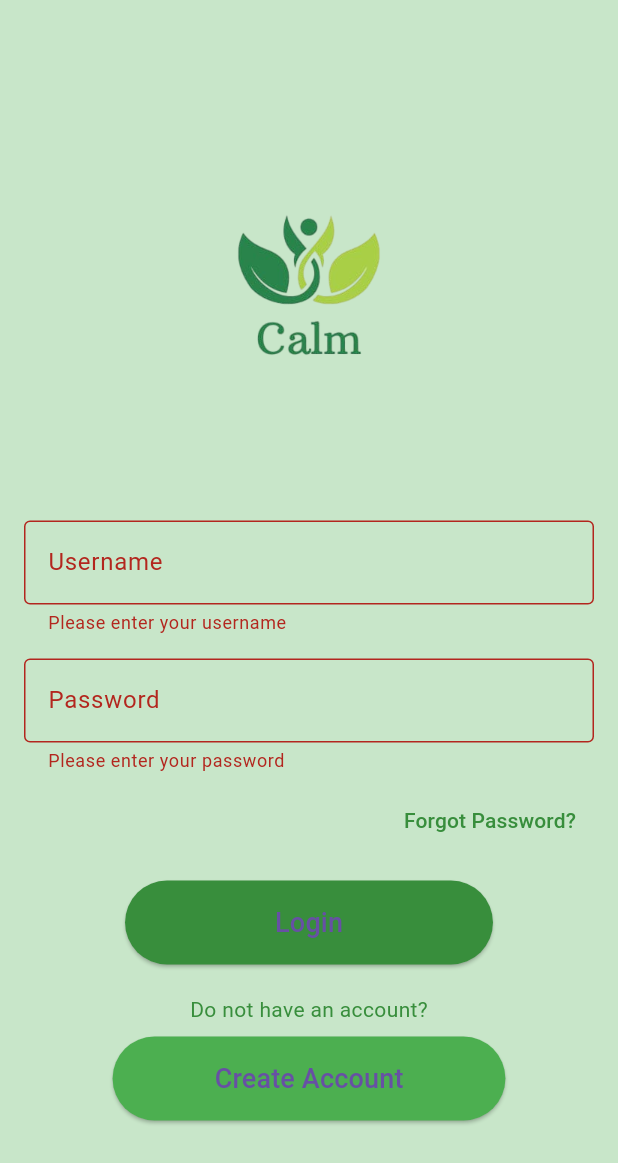
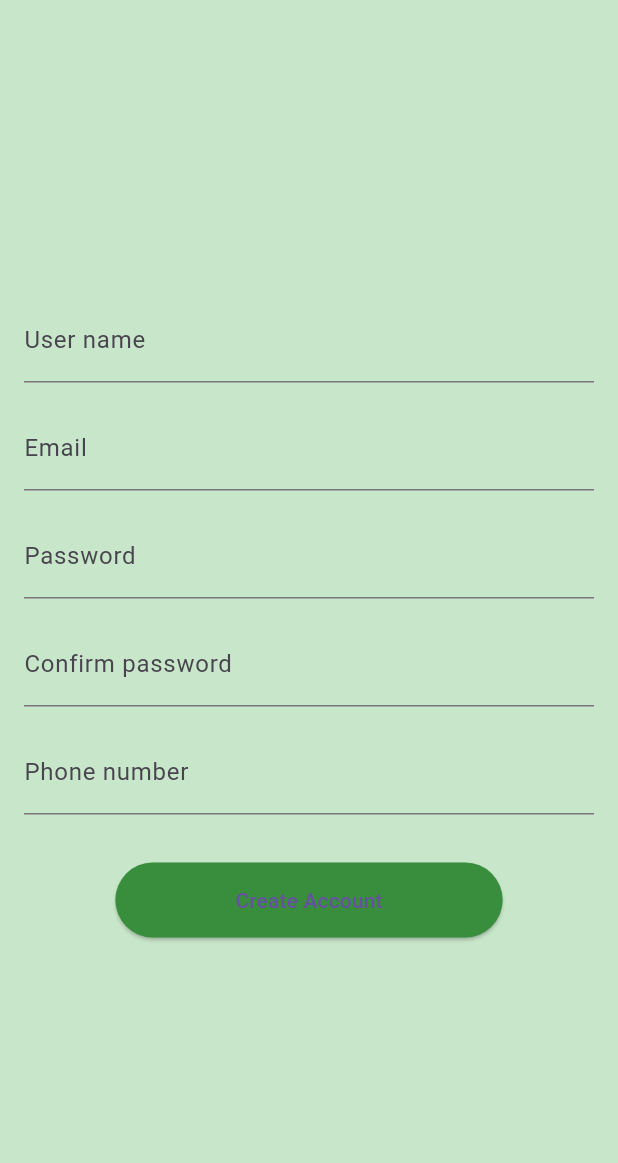
Before and after one commit to Kasun3865/Project2, a Flutter app: the screen it shows after launch, after a tap on "Login", after a tap on "Create Account", on a phone screen of 412 x 824 dp. Shown: the top 1163 px of the screen. Run offline on Flutter 3.47's test engine with Material 3 defaults, Android fonts, the phone set to English and light mode, and no system bars; our stand-ins replace firebase_auth, firebase_core; accounts and stored records are empty.

Commit message:
Create 1,2,3 figers

```diff
--- /dev/null
+++ b/project3/lib/login_screen.dart
@@ -0,0 +1 @@
+// TODO Implement this library.
--- a/project3/lib/main.dart
+++ b/project3/lib/main.dart
@@ -1,7 +1,11 @@
 import 'package:flutter/material.dart';
-import 'screens/login_screen.dart';
+import 'package:firebase_core/firebase_core.dart';
+import 'package:project3/screens/login_screen.dart';
+// You will create this later
 
-void main() {
+void main() async {
+  WidgetsFlutterBinding.ensureInitialized();
+  await Firebase.initializeApp();
   runApp(CalmApp());
 }
 
@@ -11,7 +15,7 @@ class CalmApp extends StatelessWidget {
     return MaterialApp(
       title: 'Calm Mental Health App',
       theme: ThemeData(
-        primarySwatch: Colors.blue,
+        primarySwatch: Colors.green,
       ),
       home: LoginScreen(),
     );
--- a/project3/lib/screens/login_screen.dart
+++ b/project3/lib/screens/login_screen.dart
@@ -1,4 +1,7 @@
 import 'package:flutter/material.dart';
+import 'signup_screen.dart'; // You will create this next
+import 'loading_screen.dart'; // You will create this later
+import 'package:firebase_auth/firebase_auth.dart';
 
 class LoginScreen extends StatefulWidget {
   @override
@@ -6,11 +9,30 @@ class LoginScreen extends StatefulWidget {
 }
 
 class _LoginScreenState extends State<LoginScreen> {
+  final _auth = FirebaseAuth.instance;
   final _formKey = GlobalKey<FormState>();
-  // ignore: unused_field
   String _email = '';
-  // ignore: unused_field
   String _password = '';
+
+  void _tryLogin() async {
+    if (_formKey.currentState!.validate()) {
+      _formKey.currentState!.save();
+      try {
+        UserCredential userCredential = await _auth.signInWithEmailAndPassword(
+          email: _email,
+          password: _password,
+        );
+        if (userCredential.user != null) {
+          Navigator.pushReplacement(
+            context,
+            MaterialPageRoute(builder: (context) => LoadingScreen()),
+          );
+        }
+      } catch (e) {
+        print(e);
+      }
+    }
+  }
 
   @override
   Widget build(BuildContext context) {
@@ -19,28 +41,17 @@ class _LoginScreenState extends State<LoginScreen> {
       body: Padding(
         padding: const EdgeInsets.all(16.0),
         child: Center(
-          child: SingleChildScrollView(
+          child: Form(
+            key: _formKey,
             child: Column(
               mainAxisAlignment: MainAxisAlignment.center,
               children: [
-                Image.asset(
-                  'assets/logo.png', // Make sure to add your logo in assets
-                  height: 250,
-                ),
-                SizedBox(height: 20),
-                Form(
-                  key: _formKey,
-                  child: Column(
-                    children: [
                 TextFormField(
-                        decoration: InputDecoration(
-                          labelText: 'Username',
-                          border: OutlineInputBorder(),
-                        ),
+                  decoration: InputDecoration(labelText: 'Username'),
                   keyboardType: TextInputType.emailAddress,
                   validator: (value) {
                     if (value!.isEmpty) {
-                            return 'Please enter your username';
+                      return 'Please enter your email';
                     }
                     return null;
                   },
@@ -50,10 +61,7 @@ class _LoginScreenState extends State<LoginScreen> {
                 ),
                 SizedBox(height: 16),
                 TextFormField(
-                        decoration: InputDecoration(
-                          labelText: 'Password',
-                          border: OutlineInputBorder(),
-                        ),
+                  decoration: InputDecoration(labelText: 'Password'),
                   obscureText: true,
                   validator: (value) {
                     if (value!.isEmpty) {
@@ -70,59 +78,48 @@ class _LoginScreenState extends State<LoginScreen> {
                   alignment: Alignment.centerRight,
                   child: TextButton(
                     onPressed: () {
-                            // Implement Forgot Password functionality
+                      // Navigate to forgot password screen (optional)
                     },
                     child: Text(
                       'Forgot Password?',
-                            style: TextStyle(
-                              color: Colors.green[700],
-                            ),
+                      style: TextStyle(color: Colors.green[700]),
                     ),
                   ),
                 ),
                 SizedBox(height: 16),
                 ElevatedButton(
-                        onPressed: _submit,
+                  onPressed: _tryLogin,
                   style: ElevatedButton.styleFrom(
-                          backgroundColor: Colors.green[700], // Button color
-                          padding: EdgeInsets.symmetric(
-                              horizontal: 100, vertical: 15),
+                    backgroundColor: Colors.green[700],
+                    padding:
+                        EdgeInsets.symmetric(horizontal: 100, vertical: 15),
                     shape: RoundedRectangleBorder(
                       borderRadius: BorderRadius.circular(30),
                     ),
                   ),
-                        child: Text(
-                          'Login',
-                          style: TextStyle(fontSize: 18),
-                        ),
+                  child: Text('Login'),
                 ),
                 SizedBox(height: 20),
                 Text(
                   'Do not have an account?',
-                        style: TextStyle(
-                          color: Colors.green[700],
-                        ),
+                  style: TextStyle(color: Colors.green[700]),
                 ),
                 SizedBox(height: 8),
                 ElevatedButton(
                   onPressed: () {
-                          // Navigate to Sign Up Screen
+                    Navigator.push(
+                      context,
+                      MaterialPageRoute(builder: (context) => SignUpScreen()),
+                    );
                   },
                   style: ElevatedButton.styleFrom(
-                          backgroundColor: Colors.green[500], // Button color
-                          padding: EdgeInsets.symmetric(
-                              horizontal: 68, vertical: 15),
+                    backgroundColor: Colors.green[500],
+                    padding: EdgeInsets.symmetric(horizontal: 80, vertical: 15),
                     shape: RoundedRectangleBorder(
                       borderRadius: BorderRadius.circular(30),
                     ),
                   ),
-                        child: Text(
-                          'Create Account',
-                          style: TextStyle(fontSize: 18),
-                        ),
-                      ),
-                    ],
-                  ),
+                  child: Text('Create Account'),
                 ),
               ],
             ),
@@ -131,11 +128,4 @@ class _LoginScreenState extends State<LoginScreen> {
       ),
     );
   }
-
-  void _submit() {
-    if (_formKey.currentState!.validate()) {
-      _formKey.currentState!.save();
-      // Implement the login functionality here
 }
-  }
-}
--- /dev/null
+++ b/project3/lib/screens/signup_screen.dart
@@ -0,0 +1,139 @@
+import 'package:flutter/material.dart';
+import 'package:firebase_auth/firebase_auth.dart';
+import 'package:project3/screens/login_screen.dart';
+
+class SignUpScreen extends StatefulWidget {
+  @override
+  _SignUpScreenState createState() => _SignUpScreenState();
+}
+
+class _SignUpScreenState extends State<SignUpScreen> {
+  final _auth = FirebaseAuth.instance;
+  final _formKey = GlobalKey<FormState>();
+  String _email = '';
+  String _password = '';
+  String _confirmPassword = '';
+  String _phoneNumber = '';
+
+  void _trySignUp() async {
+    if (_formKey.currentState!.validate()) {
+      _formKey.currentState!.save();
+      try {
+        if (_password == _confirmPassword) {
+          UserCredential userCredential =
+              await _auth.createUserWithEmailAndPassword(
+            email: _email,
+            password: _password,
+          );
+          if (userCredential.user != null) {
+            Navigator.pushReplacement(
+              context,
+              MaterialPageRoute(builder: (context) => LoginScreen()),
+            );
+          }
+        } else {
+          print('Passwords do not match');
+        }
+      } catch (e) {
+        print(e);
+      }
+    }
+  }
+
+  @override
+  Widget build(BuildContext context) {
+    return Scaffold(
+      backgroundColor: Colors.green[100],
+      body: Padding(
+        padding: const EdgeInsets.all(16.0),
+        child: Center(
+          child: Form(
+            key: _formKey,
+            child: Column(
+              mainAxisAlignment: MainAxisAlignment.center,
+              children: [
+                TextFormField(
+                  decoration: InputDecoration(labelText: 'User name'),
+                  validator: (value) {
+                    if (value!.isEmpty) {
+                      return 'Please enter your username';
+                    }
+                    return null;
+                  },
+                ),
+                SizedBox(height: 16),
+                TextFormField(
+                  decoration: InputDecoration(labelText: 'Email'),
+                  keyboardType: TextInputType.emailAddress,
+                  validator: (value) {
+                    if (value!.isEmpty) {
+                      return 'Please enter your email';
+                    }
+                    return null;
+                  },
+                  onSaved: (value) {
+                    _email = value!;
+                  },
+                ),
+                SizedBox(height: 16),
+                TextFormField(
+                  decoration: InputDecoration(labelText: 'Password'),
+                  obscureText: true,
+                  validator: (value) {
+                    if (value!.isEmpty) {
+                      return 'Please enter your password';
+                    }
+                    return null;
+                  },
+                  onSaved: (value) {
+                    _password = value!;
+                  },
+                ),
+                SizedBox(height: 16),
+                TextFormField(
+                  decoration: InputDecoration(labelText: 'Confirm password'),
+                  obscureText: true,
+                  validator: (value) {
+                    if (value!.isEmpty) {
+                      return 'Please confirm your password';
+                    }
+                    return null;
+                  },
+                  onSaved: (value) {
+                    _confirmPassword = value!;
+                  },
+                ),
+                SizedBox(height: 16),
+                TextFormField(
+                  decoration: InputDecoration(labelText: 'Phone number'),
+                  keyboardType: TextInputType.phone,
+                  validator: (value) {
+                    if (value!.isEmpty) {
+                      return 'Please enter your phone number';
+                    }
+                    return null;
+                  },
+                  onSaved: (value) {
+                    _phoneNumber = value!;
+                  },
+                ),
+                SizedBox(height: 32),
+                ElevatedButton(
+                  onPressed: _trySignUp,
+                  style: ElevatedButton.styleFrom(
+                    backgroundColor: Colors.green[700],
+                    padding: EdgeInsets.symmetric(horizontal: 80, vertical: 15),
+                    shape: RoundedRectangleBorder(
+                      borderRadius: BorderRadius.circular(30),
+                    ),
+                  ),
+                  child: Text('Create Account'),
+                ),
+              ],
+            ),
+          ),
+        ),
+      ),
+    );
+  }
+}
--- a/project3/pubspec.yaml
+++ b/project3/pubspec.yaml
@@ -35,9 +35,12 @@ dependencies:
 
 
 
+
   # The following adds the Cupertino Icons font to your application.
   # Use with the CupertinoIcons class for iOS style icons.
   cupertino_icons: ^1.0.8
+  firebase_core: ^3.3.0
+  firebase_auth: ^5.1.4
 
 dev_dependencies:
   flutter_test:
```
Also changed, not shown: project3/lib/screens/forgot_password_screen.dart (added, +72 -0 lines), project3/lib/screens/home_screen.dart (added, +18 -0 lines), project3/lib/screens/loading_screen.dart (added, +42 -0 lines), project3/pubspec.lock, 6 other files. Lines whose indentation alone changed are shown as unchanged.
